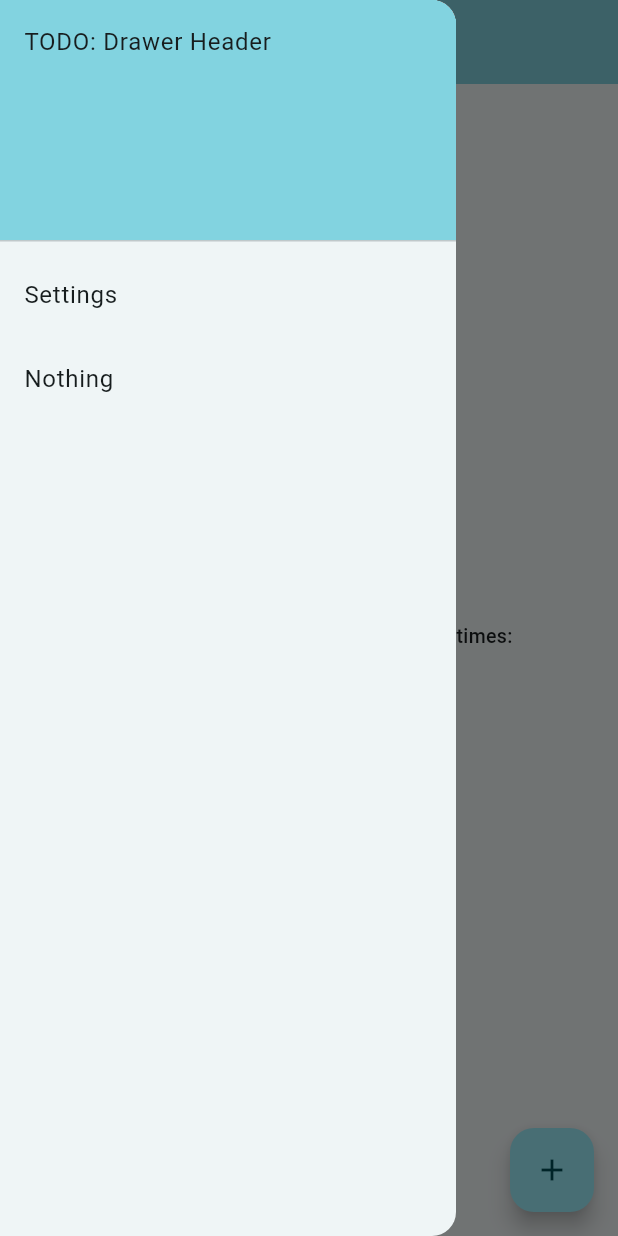
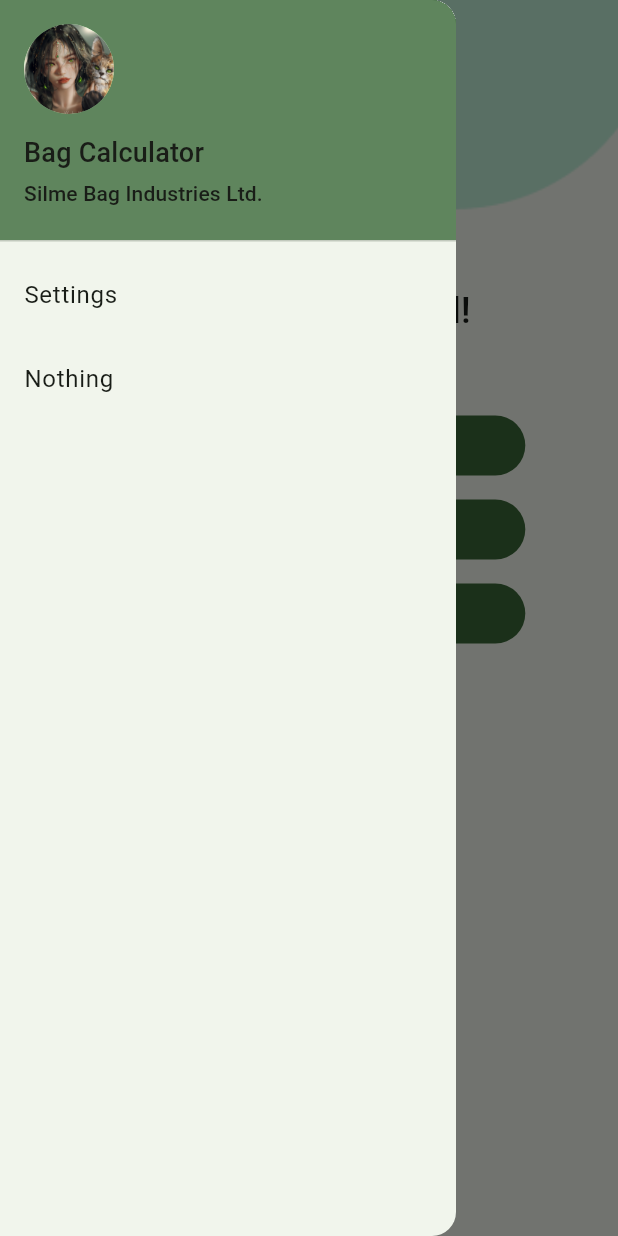
Before and after one commit to Siarc/silme, a Flutter app: the screen it shows after launch, with the side drawer open, on a phone screen of 412 x 824 dp. Run offline on Flutter 3.47's test engine with Material 2 defaults, Android fonts, the phone set to English and light mode, and no system bars; our stand-ins replace go_router, hooks_riverpod, shared_preferences; Roboto replaces fonts that are missing (poppins).

Commit message:
screen style added

```diff
--- a/lib/features/Dashboard/presentation/component/app_drawer.dart
+++ b/lib/features/Dashboard/presentation/component/app_drawer.dart
@@ -1,6 +1,7 @@
 import 'package:flutter/material.dart';
 import 'package:go_router/go_router.dart';
 import 'package:hooks_riverpod/hooks_riverpod.dart';
+import 'package:silme/utils/app_sizes.dart';
 
 /// Application drawer
 class AppDrawer extends ConsumerWidget {
@@ -18,9 +19,27 @@ class AppDrawer extends ConsumerWidget {
         children: [
           DrawerHeader(
             decoration: BoxDecoration(
-              color: Theme.of(context).colorScheme.inversePrimary,
+              color: Theme.of(context).colorScheme.primary.withOpacity(0.8),
             ),
-            child: Text('TODO: Drawer Header'),
+            child: Column(
+              crossAxisAlignment: CrossAxisAlignment.start,
+              children: [
+                const CircleAvatar(
+                  radius: 30,
+                  backgroundImage: AssetImage('assets/images/wlop_cat.png'),
+                ),
+                gapH12,
+                Text(
+                  'Bag Calculator',
+                  style: Theme.of(context).textTheme.titleMedium,
+                ),
+                gapH4,
+                Text(
+                  'Silme Bag Industries Ltd.',
+                  style: Theme.of(context).textTheme.titleSmall,
+                ),
+              ],
+            ),
           ),
           ListTile(
             title: const Text('Settings'),
--- a/lib/features/Dashboard/presentation/dashboard_screen.dart
+++ b/lib/features/Dashboard/presentation/dashboard_screen.dart
@@ -1,7 +1,8 @@
 import 'package:flutter/material.dart';
+import 'package:go_router/go_router.dart';
 import 'package:hooks_riverpod/hooks_riverpod.dart';
 import 'package:silme/features/dashboard/presentation/component/app_drawer.dart';
-import 'package:silme/features/dashboard/provider/counter_provider.dart';
+import 'package:silme/utils/app_sizes.dart';
 
 /// Landing Page of the application
 class DashboardScreen extends ConsumerWidget {
@@ -10,34 +11,91 @@ class DashboardScreen extends ConsumerWidget {
 
   @override
   Widget build(BuildContext context, WidgetRef ref) {
-    final counter = ref.watch(counterProvider);
+    final size = MediaQuery.of(context).size;
     return Scaffold(
+      body: Stack(
+        children: [
+          SizedBox(
+            height: 220,
+            child: Image.asset(
+              'assets/images/round_shape.png',
+              fit: BoxFit.cover,
+              width: double.infinity,
+            ),
+          ),
+          Scaffold(
+            backgroundColor: Colors.transparent,
             appBar: AppBar(
-        backgroundColor: Theme.of(context).colorScheme.inversePrimary,
+              backgroundColor: Colors.transparent,
               title: const Text('Silme'),
             ),
             drawer: const AppDrawer(),
-      body: Center(
+            body: Container(
+              width: size.width,
+              padding: const EdgeInsets.only(top: 134),
               child: Column(
-          mainAxisAlignment: MainAxisAlignment.center,
                 children: <Widget>[
-            const Text(
-              'You have pushed the button this many times:',
-            ),
-            Text(
-              counter.toString(),
-              style: Theme.of(context).textTheme.headlineMedium,
-            ),
+                  welcomeMessage(context),
+                  gapH32,
+                  differentBagTypes(context, size),
                 ],
               ),
             ),
-      floatingActionButton: FloatingActionButton(
-        onPressed: () {
-          ref.read(counterProvider.notifier).increment();
-        },
-        tooltip: 'Increment',
-        child: const Icon(Icons.add),
+          )
+        ],
       ),
     );
   }
+
+  /// Different bag types
+  Column differentBagTypes(BuildContext context, Size size) {
+    return Column(
+      children: [
+        SizedBox(
+          width: size.width * 0.7,
+          child: FilledButton(
+            onPressed: () {
+              context.go('/nonwovan');
+            },
+            child: const Text('Non-woven Bag'),
+          ),
+        ),
+        gapH8,
+        SizedBox(
+          width: size.width * 0.7,
+          child: FilledButton(
+            onPressed: () {
+              context.go('/jute');
+            },
+            child: const Text('Jute Bag'),
+          ),
+        ),
+        gapH8,
+        SizedBox(
+          width: size.width * 0.7,
+          child: FilledButton(
+            onPressed: () {
+              context.go('/cotton');
+            },
+            child: const Text('Cotton Bag'),
+          ),
+        ),
+      ],
+    );
   }
+
+  /// Welcome message
+  Column welcomeMessage(BuildContext context) {
+    return Column(
+      children: [
+        Text(
+          'Welcome on board!',
+          style: Theme.of(context).textTheme.headlineMedium,
+        ),
+        const Text(
+          'Let’s help you meet up your task',
+        ),
+      ],
+    );
+  }
+}
--- a/lib/features/settings/presentation/settings_screen.dart
+++ b/lib/features/settings/presentation/settings_screen.dart
@@ -3,7 +3,7 @@ import 'package:hooks_riverpod/hooks_riverpod.dart';
 import 'package:silme/utils/app_sizes.dart';
 import 'package:silme/utils/styles/theme_provider.dart';
 
-/// Landing Page of the application
+/// Settings Screen will be used to change the theme
 class SettingsScreen extends ConsumerWidget {
   /// Default Constructor
   const SettingsScreen({super.key});
--- a/lib/utils/basic_route.dart
+++ b/lib/utils/basic_route.dart
@@ -1,6 +1,9 @@
 import 'package:flutter/material.dart';
 import 'package:go_router/go_router.dart';
+import 'package:silme/features/cotton/presentation/cotton_screen.dart';
 import 'package:silme/features/dashboard/presentation/dashboard_screen.dart';
+import 'package:silme/features/jute/presentation/jute_screen.dart';
+import 'package:silme/features/nonwovan/presentation/nonwovan_screen.dart';
 import 'package:silme/features/settings/presentation/settings_screen.dart';
 
 /// The route configuration.
@@ -13,13 +16,31 @@ GoRouter getGoRouter() {
       GoRoute(
         path: '/',
         builder: (BuildContext context, GoRouterState state) {
-          return DashboardScreen();
+          return const DashboardScreen();
         },
         routes: <RouteBase>[
           GoRoute(
             path: 'settings',
             builder: (BuildContext context, GoRouterState state) {
-              return SettingsScreen();
+              return const SettingsScreen();
+            },
+          ),
+          GoRoute(
+            path: 'nonwovan',
+            builder: (BuildContext context, GoRouterState state) {
+              return const NonWovanScreen();
+            },
+          ),
+          GoRoute(
+            path: 'jute',
+            builder: (BuildContext context, GoRouterState state) {
+              return const JuteScreen();
+            },
+          ),
+          GoRoute(
+            path: 'cotton',
+            builder: (BuildContext context, GoRouterState state) {
+              return const CottonScreen();
             },
           ),
         ],
--- a/lib/utils/styles/styles.dart
+++ b/lib/utils/styles/styles.dart
@@ -22,7 +22,7 @@ class Styles {
   ThemeData setWhiteTheme() {
     return ThemeData(
       useMaterial3: true,
-      colorSchemeSeed: Colors.white,
+      colorSchemeSeed: Colors.green,
       textTheme: textTheme(),
     );
   }
```
Also changed, not shown: lib/features/Dashboard/provider/counter_provider.dart (deleted, +0 -19 lines), lib/features/cotton/presentation/cotton_screen.dart (added, +34 -0 lines), lib/features/jute/presentation/jute_screen.dart (added, +34 -0 lines), lib/features/nonwovan/presentation/nonwovan_screen.dart (added, +34 -0 lines), lib/features/Dashboard/provider/counter_provider.g.dart (deleted). Lines whose indentation alone changed are shown as unchanged.
